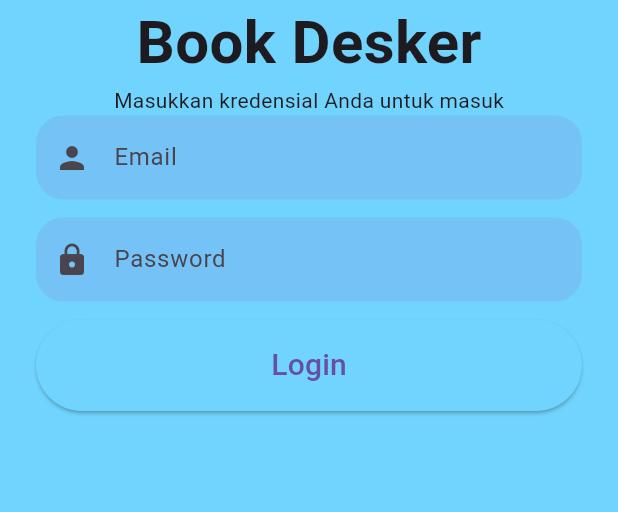
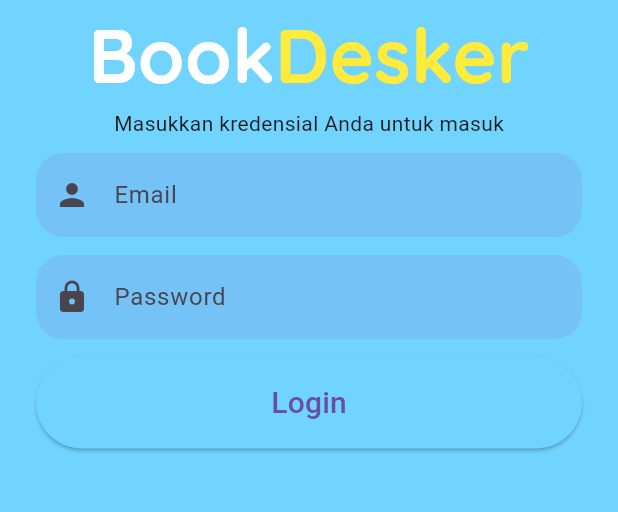
Before and after one commit to Ladaen/desk_booker_fe, a Flutter app: the screen it shows after launch, on a phone screen of 412 x 824 dp, the part 426-938 px from its top. Run offline on Flutter 3.47's test engine with Material 3 defaults, Android fonts, the light colour scheme and no system bars; our stand-ins replace file_picker, flutter_dotenv, get_storage; missing offline and left inert: dart:ffi.

Commit message:
commit latest

```diff
--- a/lib/Shared/layout.dart
+++ b/lib/Shared/layout.dart
@@ -38,7 +38,7 @@ class _DefaultLayoutState extends State<DefaultLayout> {
   @override
   Widget build(BuildContext context) {
     if (user == null) return LoginPage();
-
+    userRole = user?.role ?? "User";
     screens.addAll([
       Dashboard(),
       DeskBooking(),
--- a/lib/models/booking_model.dart
+++ b/lib/models/booking_model.dart
@@ -1,4 +1,5 @@
 class BookingModel {
+  String? id;
   String bookingBy;
   String seatCode;
   DateTime bookingDate;
@@ -7,6 +8,7 @@ class BookingModel {
   DateTime updated;
 
   BookingModel({
+    this.id,
     required this.bookingBy,
     required this.seatCode,
     required this.bookingDate,
@@ -17,6 +19,7 @@ class BookingModel {
 
   factory BookingModel.fromJson(Map<String, dynamic> json) {
     return BookingModel(
+      id: json['_id'] as String,
       bookingBy: json['bookingBy'] as String,
       seatCode: json['seatCode'] as String,
       bookingDate: DateTime.parse(json['bookingDate'] as String),
@@ -28,6 +31,7 @@ class BookingModel {
 
   Map<String, dynamic> toJson() {
     return {
+      '_id': id,
       'bookingBy': bookingBy,
       'seatCode': seatCode,
       'bookingDate': bookingDate.toIso8601String(),
--- a/lib/widgets/booking_history.dart
+++ b/lib/widgets/booking_history.dart
@@ -32,6 +32,10 @@ class BookingHistory extends StatelessWidget {
         }
 
         var bookingModel = snapshot.data as List<BookingModel>;
+
+        if (bookingModel.length == 0) {
+          return const Center(child: Text('No booking history yet.'));
+        }
 
         var firstBooking = bookingModel.first;
 
--- a/lib/widgets/login.dart
+++ b/lib/widgets/login.dart
@@ -59,11 +59,29 @@ class _LoginPageState extends State<LoginPage> {
             fit: BoxFit.cover,
           ),
         ),
-        const Text(
-          "Book Desker",
-          style: TextStyle(fontSize: 40, fontWeight: FontWeight.bold),
+        Row(
+          mainAxisAlignment: MainAxisAlignment.center,
+          children: [
+            Text(
+              'Book',
+              style: TextStyle(
+                  fontSize: 50,
+                  color: Colors.white,
+                  fontWeight: FontWeight.bold,
+                  fontFamily: "Quicksand"),
+            ),
+            Text(
+              'Desker',
+              style: TextStyle(
+                  fontSize: 50,
+                  color: Colors.yellow,
+                  fontWeight: FontWeight.bold,
+                  fontFamily: "Quicksand"),
+            ),
+          ],
         ),
         const Text("Masukkan kredensial Anda untuk masuk"),
+        SizedBox(height: 10,)
       ],
     );
   }
@@ -147,14 +165,6 @@ class _LoginPageState extends State<LoginPage> {
       final box = GetStorage();
 
       UserModel loginResult;
-      // if (kDebugMode)
-      //   loginResult = new UserModel(
-      //       name: "Gambut",
-      //       email: "daeng.nurdin@students.paramadina.ac.id",
-      //       role: "User",
-      //       password: "",
-      //       department: "IT");
-      // else
       try {
         loginResult =
             await LoginService().loginUser(_enteredEmail, _enteredPassword);
```
Also changed, not shown: lib/services.dart (+13 -1 lines), lib/widgets/booking_feed.dart (+55 -4 lines). Lines whose indentation alone changed are shown as unchanged.
